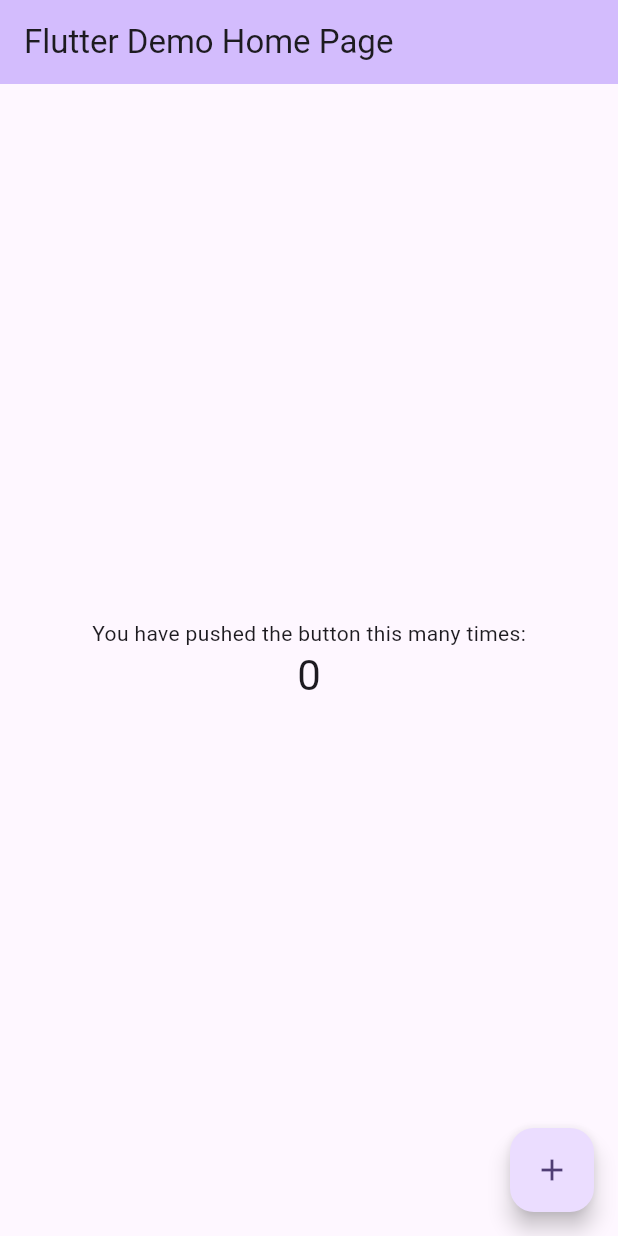
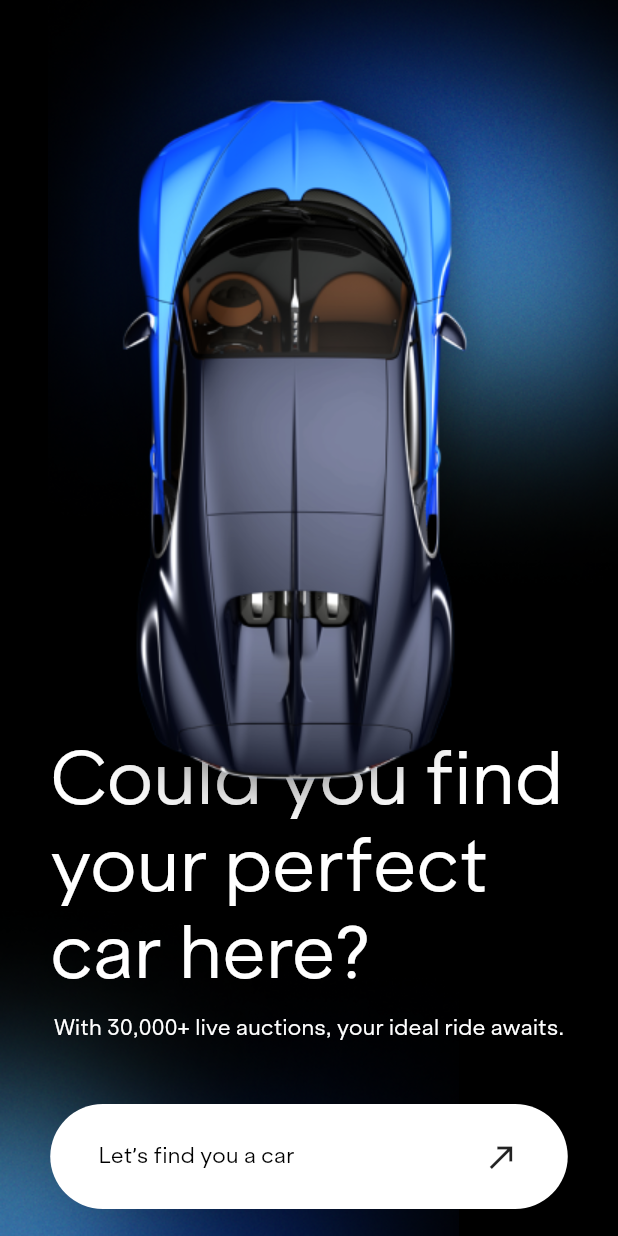
Before and after one commit to Neonkg123/CarAuctionApp, a Flutter app: the screen it shows after launch, on a phone screen of 412 x 824 dp. Run offline on Flutter 3.47's test engine with Material 3 defaults, Android fonts, the phone set to English and light mode, and no system bars.

Commit message:
welcome page

```diff
--- a/app/lib/main.dart
+++ b/app/lib/main.dart
@@ -1,3 +1,4 @@
+import 'package:app/screens/welcome_screen.dart';
 import 'package:flutter/material.dart';
 
 void main() {
@@ -11,115 +12,14 @@ class MyApp extends StatelessWidget {
   @override
   Widget build(BuildContext context) {
     return MaterialApp(
-      title: 'Flutter Demo',
       theme: ThemeData(
-        // This is the theme of your application.
-        //
-        // TRY THIS: Try running your application with "flutter run". You'll see
-        // the application has a purple toolbar. Then, without quitting the app,
-        // try changing the seedColor in the colorScheme below to Colors.green
-        // and then invoke "hot reload" (save your changes or press the "hot
-        // reload" button in a Flutter-supported IDE, or press "r" if you used
-        // the command line to start the app).
-        //
-        // Notice that the counter didn't reset back to zero; the application
-        // state is not lost during the reload. To reset the state, use hot
-        // restart instead.
-        //
-        // This works for code too, not just values: Most code changes can be
-        // tested with just a hot reload.
-        colorScheme: ColorScheme.fromSeed(seedColor: Colors.deepPurple),
-        useMaterial3: true,
+        fontFamily: 'EsKlarheitGrotesk',
+        textTheme: const TextTheme(
+          bodyLarge: TextStyle(),
+          bodyMedium: TextStyle(),
+        ).apply(bodyColor: Colors.white),
       ),
-      home: const MyHomePage(title: 'Flutter Demo Home Page'),
+      home: const WelcomeScreen(),
     );
   }
 }
-
-class MyHomePage extends StatefulWidget {
-  const MyHomePage({super.key, required this.title});
-
-  // This widget is the home page of your application. It is stateful, meaning
-  // that it has a State object (defined below) that contains fields that affect
-  // how it looks.
-
-  // This class is the configuration for the state. It holds the values (in this
-  // case the title) provided by the parent (in this case the App widget) and
-  // used by the build method of the State. Fields in a Widget subclass are
-  // always marked "final".
-
-  final String title;
-
-  @override
-  State<MyHomePage> createState() => _MyHomePageState();
-}
-
-class _MyHomePageState extends State<MyHomePage> {
-  int _counter = 0;
-
-  void _incrementCounter() {
-    setState(() {
-      // This call to setState tells the Flutter framework that something has
-      // changed in this State, which causes it to rerun the build method below
-      // so that the display can reflect the updated values. If we changed
-      // _counter without calling setState(), then the build method would not be
-      // called again, and so nothing would appear to happen.
-      _counter++;
-    });
-  }
-
-  @override
-  Widget build(BuildContext context) {
-    // This method is rerun every time setState is called, for instance as done
-    // by the _incrementCounter method above.
-    //
-    // The Flutter framework has been optimized to make rerunning build methods
-    // fast, so that you can just rebuild anything that needs updating rather
-    // than having to individually change instances of widgets.
-    return Scaffold(
-      appBar: AppBar(
-        // TRY THIS: Try changing the color here to a specific color (to
-        // Colors.amber, perhaps?) and trigger a hot reload to see the AppBar
-        // change color while the other colors stay the same.
-        backgroundColor: Theme.of(context).colorScheme.inversePrimary,
-        // Here we take the value from the MyHomePage object that was created by
-        // the App.build method, and use it to set our appbar title.
-        title: Text(widget.title),
-      ),
-      body: Center(
-        // Center is a layout widget. It takes a single child and positions it
-        // in the middle of the parent.
-        child: Column(
-          // Column is also a layout widget. It takes a list of children and
-          // arranges them vertically. By default, it sizes itself to fit its
-          // children horizontally, and tries to be as tall as its parent.
-          //
-          // Column has various properties to control how it sizes itself and
-          // how it positions its children. Here we use mainAxisAlignment to
-          // center the children vertically; the main axis here is the vertical
-          // axis because Columns are vertical (the cross axis would be
-          // horizontal).
-          //
-          // TRY THIS: Invoke "debug painting" (choose the "Toggle Debug Paint"
-          // action in the IDE, or press "p" in the console), to see the
-          // wireframe for each widget.
-          mainAxisAlignment: MainAxisAlignment.center,
-          children: <Widget>[
-            const Text(
-              'You have pushed the button this many times:',
-            ),
-            Text(
-              '$_counter',
-              style: Theme.of(context).textTheme.headlineMedium,
-            ),
-          ],
-        ),
-      ),
-      floatingActionButton: FloatingActionButton(
-        onPressed: _incrementCounter,
-        tooltip: 'Increment',
-        child: const Icon(Icons.add),
-      ), // This trailing comma makes auto-formatting nicer for build methods.
-    );
-  }
-}
--- /dev/null
+++ b/app/lib/screens/welcome_screen.dart
@@ -0,0 +1,90 @@
+import 'package:flutter/cupertino.dart';
+import 'package:flutter/material.dart';
+import 'package:flutter/widgets.dart';
+
+class WelcomeScreen extends StatelessWidget {
+  const WelcomeScreen({super.key});
+
+  @override
+  Widget build(BuildContext context) {
+    double screenwidth = MediaQuery.of(context).size.width;
+    return Scaffold(
+      backgroundColor: Colors.black,
+      body: Stack(
+        children: [
+          const Align(
+              alignment: Alignment.centerRight,
+              child: Image(
+                  image: AssetImage('assets/images/iPhone 14 Pro - 4 1.png'))),
+          const Align(
+              alignment: Alignment.bottomLeft,
+              child: Image(
+                  image: AssetImage('assets/images/iPhone 14 Pro - 4 2.png'))),
+          Positioned(
+            top: 489,
+            child: SizedBox(
+              width: screenwidth,
+              child: const Column(
+                crossAxisAlignment: CrossAxisAlignment.center,
+                children: [
+                  SizedBox(
+                    width: 345,
+                    child: Text('Could you find your perfect car here?',
+                        style: TextStyle(
+                          fontSize: 48,
+                          height: 1.2,
+                        )),
+                  ),
+                  SizedBox(
+                    height: 10,
+                  ),
+                  SizedBox(
+                    child: Text(
+                      'With 30,000+ live auctions, your ideal ride awaits.',
+                      style: TextStyle(fontSize: 14),
+                    ),
+                  )
+                ],
+              ),
+            ),
+          ),
+          Positioned(
+              top: 736,
+              child: SizedBox(
+                width: screenwidth,
+                child: Column(
+                  children: [
+                    Container(
+                      width: 345,
+                      height: 70,
+                      padding: const EdgeInsets.symmetric(
+                          horizontal: 32, vertical: 23),
+                      decoration: BoxDecoration(
+                        color: Colors.white,
+                        borderRadius: BorderRadius.circular(100),
+                      ),
+                      child: const Row(
+                        mainAxisAlignment: MainAxisAlignment.spaceBetween,
+                        children: [
+                          Text(
+                            'Let’s find you a car',
+                            style: TextStyle(color: Colors.black),
+                          ),
+                          Icon(
+                            Icons.north_east,
+                            size: 24,
+                          )
+                        ],
+                      ),
+                    ),
+                  ],
+                ),
+              )),
+          const Positioned(
+              top: 30,
+              child: Image(image: AssetImage('assets/images/pngwing 1.png'))),
+        ],
+      ),
+    );
+  }
+}
```
Also changed, not shown: app/pubspec.yaml (+43 -48 lines), app/assets/fonts/ESKlarheitGrotesk-Bd-Trial.otf (added), app/assets/fonts/ESKlarheitGrotesk-It-Trial.otf (added), app/assets/fonts/ESKlarheitGrotesk-Rg-Trial.otf (added).
